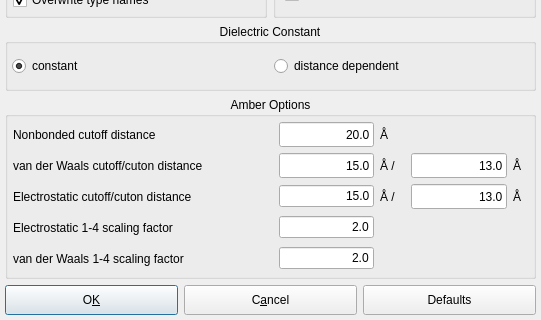
Above: source/VIEW/DIALOGS/amberConfigurationDialog.ui from BALL-Project/ball before the change; both pictures show x 0 to 541 and y 282 to 602 of the 541 by 602 pixel window. Below: the same form after it.
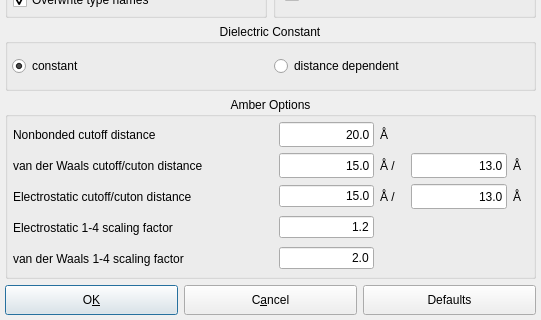
That is the form after the change.

Commit message: Adapted the AMBER default parameters in the GUI to the params of the default AMBER force field (amber96)

```diff
--- a/source/VIEW/DIALOGS/amberConfigurationDialog.ui
+++ b/source/VIEW/DIALOGS/amberConfigurationDialog.ui
@@ -12,10 +12,8 @@
     <height>602</height>
    </rect>
   </property>
-  <property name="sizePolicy" >
-   <sizepolicy>
-    <hsizetype>5</hsizetype>
-    <vsizetype>5</vsizetype>
+  <property name="sizePolicy">
+   <sizepolicy hsizetype="Preferred" vsizetype="Preferred">
     <horstretch>0</horstretch>
     <verstretch>0</verstretch>
    </sizepolicy>
@@ -366,10 +364,10 @@
         </property>
        </widget>
       </item>
-      <item row="3" column="1" >
-       <widget class="QLineEdit" name="scaling_electrostatic_1_4_line_edit" >
-        <property name="text" >
-         <string>2.0</string>
+      <item row="3" column="1">
+       <widget class="QLineEdit" name="scaling_electrostatic_1_4_line_edit">
+        <property name="text">
+         <string>1.2</string>
         </property>
         <property name="alignment" >
          <set>Qt::AlignRight</set>
@@ -970,8 +968,7 @@
    </item>
   </layout>
  </widget>
- <layoutdefault spacing="6" margin="11" />
- <pixmapfunction></pixmapfunction>
+ <layoutdefault spacing="6" margin="11"/>
  <tabstops>
   <tabstop>parameter_file_edit</tabstop>
   <tabstop>browse_button</tabstop>
```
Left out of the diff: 614 changed lines with no effect on the pictures. The commit also changes 1 other file.
